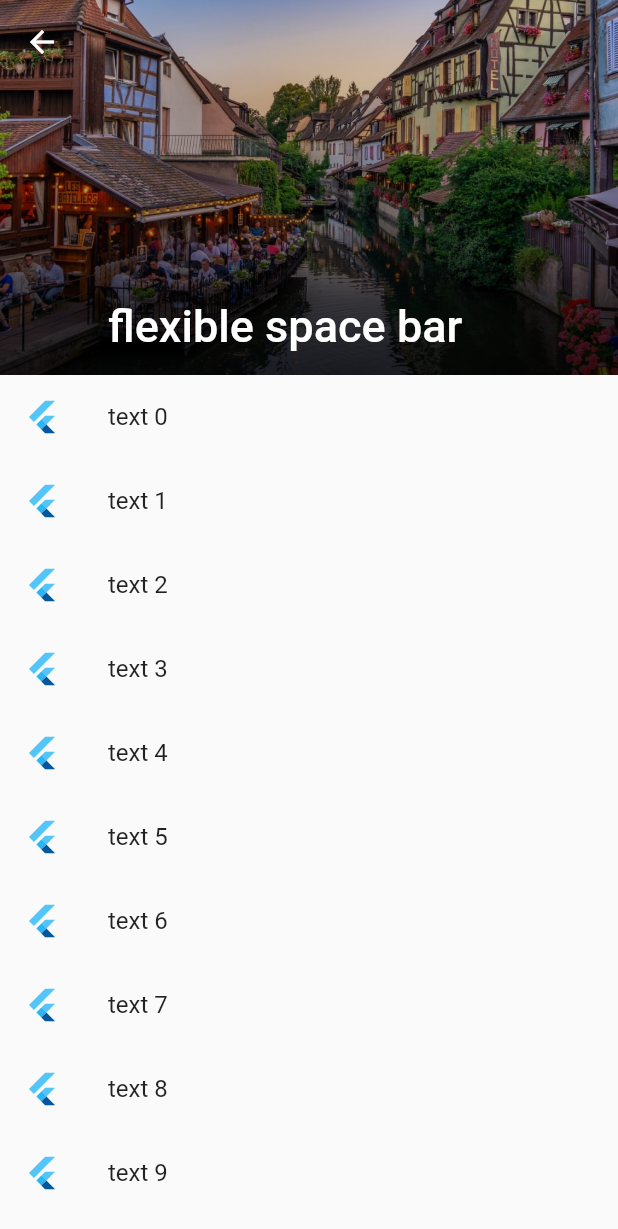
After one commit to axiydev/flutter_beginner, a Flutter app: the screen it shows after launch, item 4 of the bottom bar chosen, after a tap on the "add" icon, on a phone screen of 412 x 824 dp. The commit adds this screen. Shown: the top 1229 px of the screen. Run offline on Flutter 3.47's test engine with Material 2 defaults, Android fonts, the light colour scheme and no system bars; our stand-ins replace animated_bottom_navigation_bar, flutter_speed_dial.

Commit message:
yangi dars

```diff
--- a/lib/main.dart
+++ b/lib/main.dart
@@ -1,6 +1,9 @@
 import 'package:flutter/material.dart';
 import 'package:flutter_beginner/pages/first_page/first_page.dart';
+import 'package:flutter_beginner/pages/five_page/five_page.dart';
+import 'package:flutter_beginner/pages/fourth_page/fourth_page.dart';
 import 'package:flutter_beginner/pages/second_page/second_page.dart';
+import 'package:flutter_beginner/pages/six_page/six_page.dart';
 import 'package:flutter_beginner/pages/third_page/third_page.dart';
 
 void main() {
@@ -16,10 +19,14 @@ class MyApp extends StatelessWidget {
       theme: ThemeData(
         primarySwatch: Colors.blue,
       ),
+      debugShowCheckedModeBanner: false,
       routes: {
         FirstPage.path: (context) => const FirstPage(),
         SecondPage.path: (context) => const SecondPage(),
-        ThirdPage.path: (context) => const ThirdPage()
+        ThirdPage.path: (context) => const ThirdPage(),
+        FourthPage.path: (context) => const FourthPage(),
+        FivePage.path: (context) => const FivePage(),
+        SixPage.path: (context) => const SixPage()
       },
       initialRoute: FirstPage.path,
     );
--- a/lib/pages/first_page/first_page.dart
+++ b/lib/pages/first_page/first_page.dart
@@ -1,6 +1,11 @@
+import 'package:animated_bottom_navigation_bar/animated_bottom_navigation_bar.dart';
+import 'package:flutter/cupertino.dart';
 import 'package:flutter/material.dart';
 import 'package:flutter_beginner/consts/const_images.dart';
+import 'package:flutter_beginner/pages/five_page/five_page.dart';
+import 'package:flutter_beginner/pages/fourth_page/fourth_page.dart';
 import 'package:flutter_beginner/pages/second_page/second_page.dart';
+import 'package:flutter_beginner/pages/six_page/six_page.dart';
 import 'package:flutter_beginner/pages/third_page/third_page.dart';
 
 class FirstPage extends StatefulWidget {
@@ -12,17 +17,26 @@ class FirstPage extends StatefulWidget {
 }
 
 class _FirstPageState extends State<FirstPage> {
-  @override
-  Widget build(BuildContext context) {
-    return Scaffold(
-      body: SafeArea(
+  int? _currentIndex = 0;
+  late final List<Widget?> _list = [
+    home(),
+    const SecondPage(),
+    const ThirdPage(),
+    const FourthPage(),
+  ];
+
+  Widget home() {
+    return SafeArea(
       child: SizedBox(
         width: double.infinity,
-          child: Column(
-              mainAxisAlignment: MainAxisAlignment.spaceEvenly,
-              children: [
+        child:
+            Column(mainAxisAlignment: MainAxisAlignment.spaceEvenly, children: [
           //gradientli image
-                _myContainer(),
+          InkWell(
+              onTap: () {
+                Navigator.pushNamed(context, SixPage.path);
+              },
+              child: _myContainer()),
           _customButton(onPressed: () {
             print("pressed");
             Navigator.pushNamed(context, ThirdPage.path);
@@ -36,7 +50,6 @@ class _FirstPageState extends State<FirstPage> {
             child: TextButton(
                 style: TextButton.styleFrom(
                     backgroundColor: Colors.green,
-                          primary: Colors.white,
                     textStyle: const TextStyle(
                       fontSize: 23,
                     )),
@@ -51,7 +64,56 @@ class _FirstPageState extends State<FirstPage> {
               child: const Text("gesture detector")),
         ]),
       ),
+    );
+  }
+
+  void goToPage({required int? index}) {
+    switch (index) {
+      case 0:
+        Navigator.pushNamed(context, FirstPage.path);
+        break;
+      case 1:
+        Navigator.pushNamed(context, SecondPage.path);
+        break;
+      case 2:
+        Navigator.pushNamed(context, ThirdPage.path);
+        break;
+      case 3:
+        Navigator.pushNamed(context, FourthPage.path);
+        break;
+    }
+  }
+
+  @override
+  Widget build(BuildContext context) {
+    return Scaffold(
+      body: SafeArea(
+        child: _list[_currentIndex!]!,
       ),
+      bottomNavigationBar: AnimatedBottomNavigationBar(
+          backgroundColor: Colors.black,
+          icons: const [
+            CupertinoIcons.home,
+            CupertinoIcons.alarm,
+            CupertinoIcons.slash_circle,
+            CupertinoIcons.slash_circle,
+          ],
+          activeColor: Colors.blue,
+          inactiveColor: Colors.grey,
+          activeIndex: _currentIndex!,
+          gapLocation: GapLocation.center,
+          onTap: (index) {
+            setState(() {
+              _currentIndex = index;
+            });
+            // goToPage(index: index);
+          }),
+      floatingActionButtonLocation: FloatingActionButtonLocation.centerDocked,
+      floatingActionButton: FloatingActionButton(
+          onPressed: () {
+            Navigator.pushNamed(context, FivePage.path);
+          },
+          child: const Icon(Icons.add)),
     );
   }
 
--- /dev/null
+++ b/lib/pages/five_page/five_page.dart
@@ -0,0 +1,91 @@
+import 'package:flutter/material.dart';
+import 'package:flutter_beginner/consts/const_images.dart';
+
+class FivePage extends StatefulWidget {
+  static const String path = '/five_page';
+  const FivePage({super.key});
+
+  @override
+  State<FivePage> createState() => _FivePageState();
+}
+
+class _FivePageState extends State<FivePage> {
+  @override
+  Widget build(BuildContext context) {
+    return Scaffold(
+      // appBar: AppBar(),
+      body: SafeArea(
+          child: CustomScrollView(
+        physics: const BouncingScrollPhysics(
+            parent: AlwaysScrollableScrollPhysics()),
+        slivers: [
+          SliverAppBar(
+            expandedHeight: 250,
+            pinned: true,
+            stretch: true,
+            snap: true,
+            floating: true,
+            centerTitle: true,
+            flexibleSpace: FlexibleSpaceBar(
+              stretchModes: const [
+                StretchMode.zoomBackground, //rasmni zoom qiladi
+                StretchMode.fadeTitle, //yozuvni yoq qiladi
+                StretchMode.blurBackground //rasmga blur beradi
+              ],
+              background: DecoratedBox(
+                position: DecorationPosition.foreground,
+                decoration: BoxDecoration(
+                    gradient: LinearGradient(
+                        begin: Alignment.bottomCenter,
+                        end: Alignment.topCenter,
+                        colors: [
+                      Colors.black.withOpacity(0.8),
+                      Colors.black.withOpacity(0.7),
+                      Colors.black.withOpacity(0.4),
+                      Colors.black.withOpacity(0.3),
+                      Colors.black.withOpacity(0.2),
+                      Colors.black.withOpacity(0.1),
+                    ])),
+                child: Image.asset(
+                  MyImage.nature,
+                  fit: BoxFit.cover,
+                ),
+              ),
+              title: const Text('flexible space bar'),
+            ),
+          ),
+          SliverList(
+              delegate: SliverChildListDelegate([
+            for (var i = 0; i <= 20; i++)
+              ListTile(
+                leading: const FlutterLogo(),
+                title: Text('text $i'),
+              ),
+          ])),
+          SliverGrid.count(
+            crossAxisCount: 3,
+            children: [
+              for (var i = 0; i <= 20; i++) const FlutterLogo(),
+            ],
+          ),
+
+          SliverGrid(
+              delegate: SliverChildBuilderDelegate(
+                  (context, index) => const FlutterLogo(),
+                  childCount: 30),
+              gridDelegate: const SliverGridDelegateWithFixedCrossAxisCount(
+                  crossAxisCount: 2)),
+          //oddiy box widgetlarini sliverga ogiradi
+          SliverToBoxAdapter(
+            child: Center(
+                child: Container(
+              color: Colors.red,
+              height: 50,
+              width: 50,
+            )),
+          ),
+        ],
+      )),
+    );
+  }
+}
--- /dev/null
+++ b/lib/pages/fourth_page/fourth_page.dart
@@ -0,0 +1,125 @@
+import 'dart:async';
+
+import 'package:flutter/cupertino.dart';
+import 'package:flutter/material.dart';
+
+class FourthPage extends StatefulWidget {
+  static const String path = '/fourth_page';
+  const FourthPage({super.key});
+
+  @override
+  State<FourthPage> createState() => _FourthPageState();
+}
+
+class _FourthPageState extends State<FourthPage> {
+  final _globalKey = GlobalKey<FormState>();
+  String? _username = '';
+  String? _password = '';
+  late bool _isObscure = true;
+
+  void _login(BuildContext context) {
+    if (_globalKey.currentState!.validate()) {
+      _globalKey.currentState!.save();
+
+      showBottomSheet(
+          context: context,
+          builder: (context) => Container(
+                color: Colors.black,
+                height: 50,
+                width: double.maxFinite,
+                child: const Text(
+                  "Tabriklaymiz tizimga muvofaqiyatli otdingiz",
+                  style: TextStyle(
+                      fontSize: 15,
+                      fontWeight: FontWeight.w600,
+                      color: Colors.white),
+                ),
+              ));
+      Timer(const Duration(seconds: 2), () {
+        Navigator.of(context).pop();
+      });
+    }
+  }
+
+  @override
+  Widget build(BuildContext context) {
+    final size = MediaQuery.of(context).size;
+    return Scaffold(
+      appBar: AppBar(),
+      body: SafeArea(
+          child: SizedBox(
+        height: size.height,
+        width: size.width,
+        child: Form(
+          key: _globalKey,
+          child: Column(
+            children: [
+              Padding(
+                padding: const EdgeInsets.all(15.0),
+                child: TextFormField(
+                  style: const TextStyle(
+                      fontSize: 20,
+                      fontWeight: FontWeight.w600,
+                      color: Colors.blue),
+                  validator: (text) => !text!.endsWith('@gmil.com')
+                      ? "gmailni togri kirit"
+                      : null,
+                  onSaved: (String? newText) => _username = newText!,
+                  decoration: InputDecoration(
+                      hintText: 'gmail',
+                      filled: true,
+                      border: OutlineInputBorder(
+                          borderRadius: BorderRadius.circular(15),
+                          borderSide:
+                              const BorderSide(width: 2, color: Colors.blue))),
+                ),
+              ),
+              Padding(
+                padding: const EdgeInsets.all(15.0),
+                child: TextFormField(
+                  obscureText: _isObscure,
+                  validator: (textPassword) => textPassword!.length >= 8
+                      ? null
+                      : 'Password required minimum 8 characters',
+                  onSaved: (newPassword) => _password = newPassword!,
+                  style: const TextStyle(
+                      fontSize: 20,
+                      fontWeight: FontWeight.w600,
+                      color: Colors.blue),
+                  decoration: InputDecoration(
+                      suffixIcon: IconButton(
+                        onPressed: () {
+                          _isObscure = !_isObscure;
+                          setState(() {});
+                        },
+                        icon: Icon(
+                          CupertinoIcons.eye_fill,
+                          color: _isObscure ? Colors.grey : Colors.blue,
+                        ),
+                      ),
+                      hintText: 'password',
+                      filled: true,
+                      border: OutlineInputBorder(
+                          borderRadius: BorderRadius.circular(15),
+                          borderSide:
+                              const BorderSide(width: 2, color: Colors.blue))),
+                ),
+              ),
+              Padding(
+                padding: const EdgeInsets.all(15.0),
+                child: Builder(builder: (context) {
+                  return SizedBox(
+                    width: double.infinity,
+                    child: CupertinoButton.filled(
+                        onPressed: () => _login(context),
+                        child: const Text("Login")),
+                  );
+                }),
+              ),
+            ],
+          ),
+        ),
+      )),
+    );
+  }
+}
--- a/lib/pages/third_page/third_page.dart
+++ b/lib/pages/third_page/third_page.dart
@@ -40,6 +40,7 @@ class _ThirdPageState extends State<ThirdPage>
           delegate: CustomFlowDelegate(myAnimation: _animation!),
           children: myList
               .map((e) => FloatingActionButton(
+                    heroTag: '$e',
                     onPressed: () {
                       _animationController!.status == AnimationStatus.completed
                           ? _animationController!.reverse()
--- a/pubspec.yaml
+++ b/pubspec.yaml
@@ -11,8 +11,10 @@ environment:
 dependencies:
   flutter:
     sdk: flutter
+
   flutter_speed_dial: ^6.0.0
   cupertino_icons: ^1.0.2
+  animated_bottom_navigation_bar: ^1.0.0
 
 dev_dependencies:
   flutter_test:
```
Also changed, not shown: CMakeLists.txt (added, +11 -0 lines), lib/pages/six_page/six_page.dart (added, +67 -0 lines), pubspec.lock, 1 other file. Lines whose indentation alone changed are shown as unchanged.
